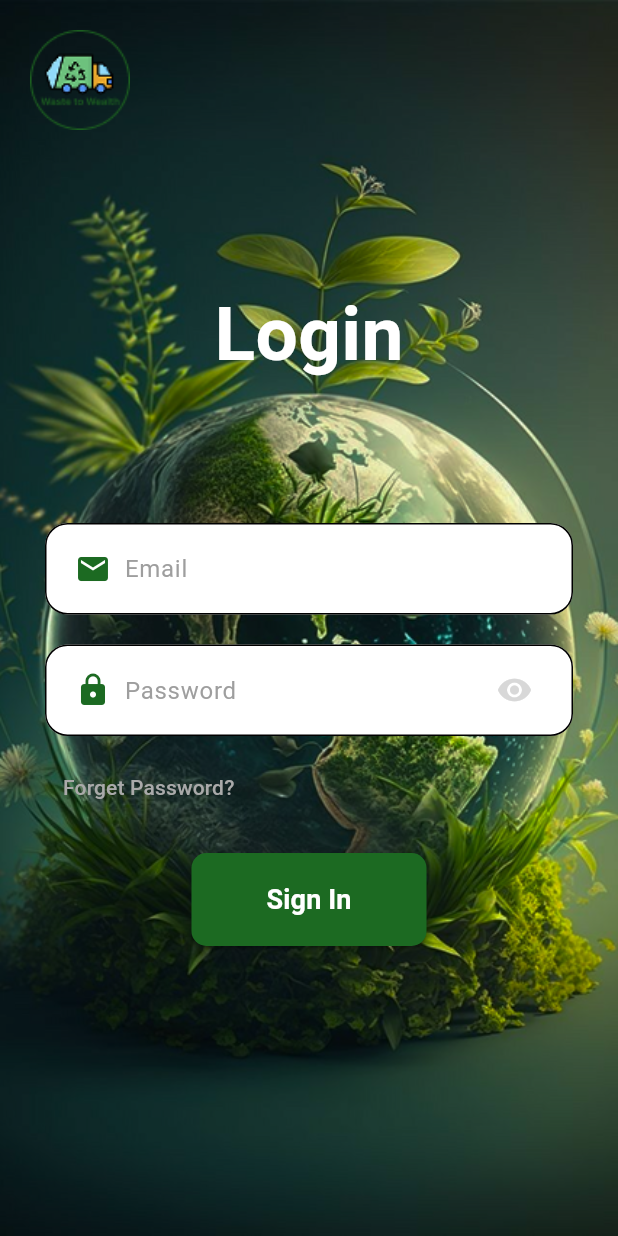
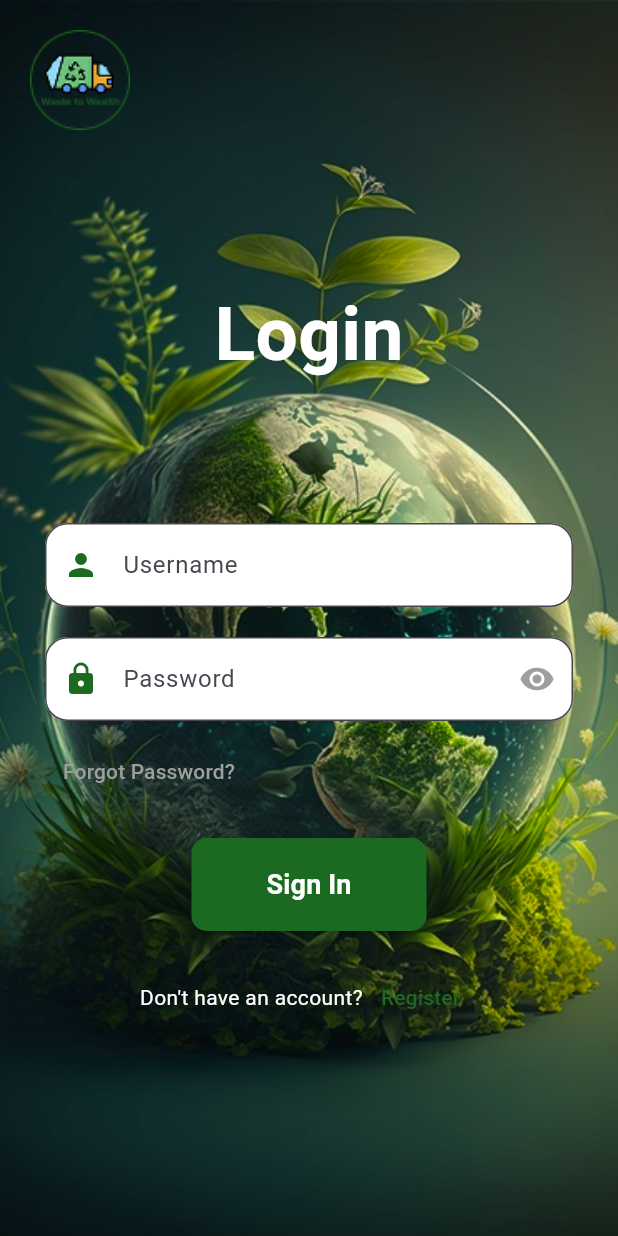
Before and after one commit to mararika69/Bin-Band-Project, a Flutter app: the screen it shows after launch, on a phone screen of 412 x 824 dp. Run offline on Flutter 3.47's test engine with Material 3 defaults, Android fonts, the phone set to English and light mode, and no system bars; our stand-ins replace fl_chart, flutter_bloc, shared_preferences.

Commit message:
Your commit message

```diff
--- a/lib/main.dart
+++ b/lib/main.dart
@@ -1,11 +1,9 @@
-
 import 'package:bin_band_group/bloc/user_bloc.dart';
-import 'package:bin_band_group/sceens/home_sceen.dart';
+import 'package:bin_band_group/screens/home_sceen.dart';
 import 'package:bin_band_group/screens/login_screen.dart';
-import 'package:bin_band_group/screens/navigation_bottom_screen.dart';
-import 'package:bin_band_group/screens/schedule_pickup_screen%20.dart';
 import 'package:flutter/material.dart';
 import 'package:bin_band_group/services/storage_service.dart';
+import 'package:flutter_bloc/flutter_bloc.dart';
 
 void main() async {
   WidgetsFlutterBinding.ensureInitialized();
@@ -33,10 +31,9 @@ class MyApp extends StatelessWidget {
           scaffoldBackgroundColor: Colors.white,
         ),
         debugShowCheckedModeBanner: false,
+        // Show HomeScreen if logged in, otherwise show LoginScreen
         home: isLoggedIn ? const HomeScreen() : const LoginScreen(),
       ),
-
-      home: const HomeScreen(),
     );
   }
 }
--- a/lib/screens/login_screen.dart
+++ b/lib/screens/login_screen.dart
@@ -1,14 +1,42 @@
+import 'package:bin_band_group/bloc/user_bloc.dart';
+import 'package:bin_band_group/controllers/user_controller.dart';
+// import 'package:bin_band_group/sceens/activity_screen.dart';
+import 'package:bin_band_group/screens/home_sceen.dart';
+// import 'package:bin_band_group/sceens/home_sceen.dart';
+import 'package:bin_band_group/screens/register_screen.dart';
 import 'package:flutter/material.dart';
+import 'package:flutter_bloc/flutter_bloc.dart';
 
 class LoginScreen extends StatefulWidget {
   const LoginScreen({super.key});
 
   @override
-  State<LoginScreen> createState() => _LoginScreenState();
+  _LoginScreenState createState() => _LoginScreenState();
 }
 
 class _LoginScreenState extends State<LoginScreen> {
+  final TextEditingController _usernameController = TextEditingController();
+  final TextEditingController _passwordController = TextEditingController();
+  final UserController _userController = UserController();
   bool _obscureText = true;
+
+  void _login() async {
+    final username = _usernameController.text;
+    final password = _passwordController.text;
+    final userBloc = BlocProvider.of<UserBloc>(context);
+
+    final user = await _userController.login(username, password, userBloc);
+    if (user != null) {
+      Navigator.pushReplacement(
+        context,
+        MaterialPageRoute(builder: (context) => HomeScreen()),
+      );
+    } else {
+      ScaffoldMessenger.of(context).showSnackBar(
+        SnackBar(content: Text('Login failed')),
+      );
+    }
+  }
 
   @override
   Widget build(BuildContext context) {
@@ -18,115 +46,60 @@ class _LoginScreenState extends State<LoginScreen> {
         height: double.infinity,
         decoration: BoxDecoration(
           image: DecorationImage(
-            image: AssetImage(
-              'assets/images/bgImage.png',
-            ), // Background image path
+            image: AssetImage('assets/images/bgImage.png'),
             fit: BoxFit.cover,
           ),
         ),
         child: SingleChildScrollView(
-          // padding: const EdgeInsets.symmetric(horizontal: 20, vertical: 60),
           child: Column(
             crossAxisAlignment: CrossAxisAlignment.start,
             children: [
-              // Logo Container
-              Container(
-                // margin: const EdgeInsets.only(top: 10),
+          Padding(
                 padding: const EdgeInsets.all(20),
-                decoration: BoxDecoration(
-                  shape: BoxShape.circle,
-                  // color: Colors.white.withOpacity(0.8),
-                ),
                 child: Image.asset(
-                  'assets/icons/logo.png', // Your logo image path
-                  // width: 100,
-                  // height: 100,
+                  'assets/icons/logo.png',
                   scale: 0.9,
                 ),
               ),
               const SizedBox(height: 50),
-
-              // Form Container
               Container(
                 padding: const EdgeInsets.all(30),
                 decoration: BoxDecoration(
-                  // color: Colors.white.withOpacity(0.8),
                   borderRadius: BorderRadius.circular(15),
                 ),
                 child: Column(
                   children: [
-                    // Login Text
                     const Text(
                       'Login',
                       style: TextStyle(
                         fontSize: 50,
-                        color: Color.fromARGB(255, 255, 255, 255),
+                        color: Colors.white,
                         fontWeight: FontWeight.bold,
                       ),
                     ),
                     const SizedBox(height: 90),
-
-                    // Email TextField
                     TextField(
+                      controller: _usernameController,
                       decoration: InputDecoration(
-                        prefixIcon: Padding(
-                          padding: const EdgeInsets.only(
-                            left: 20,
-                            right: 5,
-                          ), // Move icon 20px to the left
-                          child: Icon(
-                            Icons.email,
-                            color: Color.fromARGB(255, 28, 106, 34),
-                          ),
-                        ),
+                        prefixIcon: Icon(Icons.person, color: Color(0xFF1C6A22)),
                         filled: true,
                         fillColor: Colors.white,
-                        hintText: 'Email',
-                        hintStyle: const TextStyle(
-                          color: Colors.grey,
-                          height: 1.8,
-                        ),
+                        hintText: 'Username',
                         border: OutlineInputBorder(
                           borderRadius: BorderRadius.circular(15),
-                        ),
-                        enabledBorder: OutlineInputBorder(
-                          borderRadius: BorderRadius.circular(15),
-                          borderSide: const BorderSide(
-                            color: Colors.black,
-                          ), // Black border when not focused
-                        ),
-                        focusedBorder: OutlineInputBorder(
-                          borderRadius: BorderRadius.circular(15),
-                          borderSide: const BorderSide(
-                            color: Colors.black,
-                          ), // Black border when focused
                         ),
                       ),
                     ),
                     const SizedBox(height: 20),
-
-                    // Password TextField
                     TextField(
+                      controller: _passwordController,
                       obscureText: _obscureText,
                       decoration: InputDecoration(
-                        prefixIcon: Padding(
-                          padding: const EdgeInsets.only(
-                            left: 20,
-                            right: 5,
-                          ), // Move icon 20px to the left
-                          child: Icon(
-                            Icons.lock,
-                            color: Color.fromARGB(255, 28, 106, 34),
-                          ),
-                        ),
-                        suffixIcon: Padding(
-                          padding: const EdgeInsets.only(right: 15),
-                          child: IconButton(
+                        prefixIcon: Icon(Icons.lock, color: Color(0xFF1C6A22)),
+                        suffixIcon: IconButton(
                           icon: Icon(
-                              _obscureText
-                                  ? Icons.visibility
-                                  : Icons.visibility_off,
-                              color: const Color.fromARGB(255, 216, 216, 216),
+                            _obscureText ? Icons.visibility : Icons.visibility_off,
+                            color: Colors.grey,
                           ),
                           onPressed: () {
                             setState(() {
@@ -134,53 +107,30 @@ class _LoginScreenState extends State<LoginScreen> {
                             });
                           },
                         ),
-                        ),
                         filled: true,
                         fillColor: Colors.white,
                         hintText: 'Password',
-                        hintStyle: const TextStyle(
-                          color: Colors.grey,
-                          height: 1.8,
-                        ),
                         border: OutlineInputBorder(
                           borderRadius: BorderRadius.circular(15),
-                        ),
-                        enabledBorder: OutlineInputBorder(
-                          borderRadius: BorderRadius.circular(15),
-                          borderSide: const BorderSide(
-                            color: Colors.black,
-                          ), // Black border when not focused
-                        ),
-                        focusedBorder: OutlineInputBorder(
-                          borderRadius: BorderRadius.circular(15),
-                          borderSide: const BorderSide(
-                            color: Colors.black,
-                          ), // Black border when focused
                         ),
                       ),
                     ),
                     const SizedBox(height: 10),
-
-                    // Forgot Password Text
                     Align(
                       alignment: Alignment.centerLeft,
                       child: TextButton(
                         onPressed: () {},
                         child: const Text(
-                          'Forget Password?',
-                          style: TextStyle(
-                            color: Color.fromARGB(255, 170, 170, 170),
-                          ),
+                          'Forgot Password?',
+                          style: TextStyle(color: Colors.grey),
                         ),
                       ),
                     ),
                     const SizedBox(height: 20),
-
-                    // Sign In Button
                     ElevatedButton(
-                      onPressed: () {},
+                      onPressed: _login,
                       style: ElevatedButton.styleFrom(
-                        backgroundColor: const Color.fromARGB(255, 28, 106, 34),
+                        backgroundColor: Color(0xFF1C6A22),
                         padding: const EdgeInsets.symmetric(
                           horizontal: 50,
                           vertical: 18,
@@ -199,27 +149,26 @@ class _LoginScreenState extends State<LoginScreen> {
                       ),
                     ),
                     const SizedBox(height: 20),
-
-                    // Register Text
-                    Container(
-                      margin: const EdgeInsets.only(top: 170),
-                      child: Row(
+                    Row(
                       mainAxisAlignment: MainAxisAlignment.center,
                       children: [
                         const Text(
-                            "Do you have an account?",
-                            style: TextStyle(
-                              color: Color.fromARGB(255, 255, 255, 255),
+                          "Don't have an account?",
+                          style: TextStyle(color: Colors.white),
+                        ),
+                        TextButton(
+                          onPressed: () {
+                            Navigator.push(
+                              context,
+                              MaterialPageRoute(builder: (context) => RegisterScreen()),
+                            );
+                          },
+                          child: const Text(
+                            'Register',
+                            style: TextStyle(color: Color(0xFF1C6A22)),
                           ),
                         ),
-                          TextButton(
-                            onPressed: () {},
-                            child: const Text(
-                              'Register',
-                              style: TextStyle(
-                                color: Color.fromARGB(255, 28, 106, 34),
-                              ),
-                            ),
+                      ],
                     ),
                   ],
                 ),
@@ -227,9 +176,6 @@ class _LoginScreenState extends State<LoginScreen> {
             ],
           ),
         ),
-            ],
-          ),
-        )
       ),
     );
   }
--- a/lib/sceens/register_screen.dart
+++ b/lib/screens/register_screen.dart
@@ -1,5 +1,5 @@
 import 'package:bin_band_group/controllers/user_controller.dart';
-import 'package:bin_band_group/sceens/login_screen.dart';
+import 'package:bin_band_group/screens/login_screen.dart';
 import 'package:flutter/material.dart';
 
 class RegisterScreen extends StatelessWidget {
```
Also changed, not shown: lib/sceens/login_screen.dart (deleted, +0 -182 lines), lib/screens/navigation_bottom_screen.dart (deleted, +0 -52 lines), lib/screens/schedule_pickup_screen .dart (deleted, +0 -289 lines), lib/screens/activity_screen.dart (renamed from lib/sceens/activity_screen.dart), lib/screens/home_sceen.dart (renamed from lib/sceens/home_sceen.dart), lib/screens/redeem_points_screen.dart (renamed from lib/sceens/redeem_points_screen.dart). Lines whose indentation alone changed are shown as unchanged.
